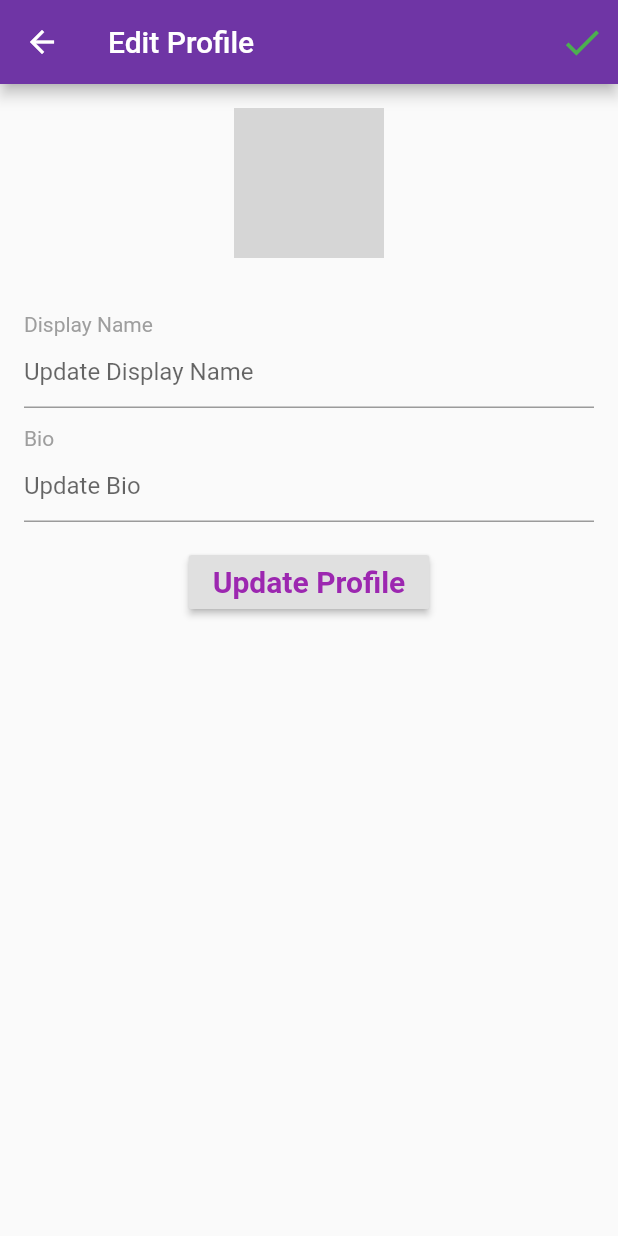
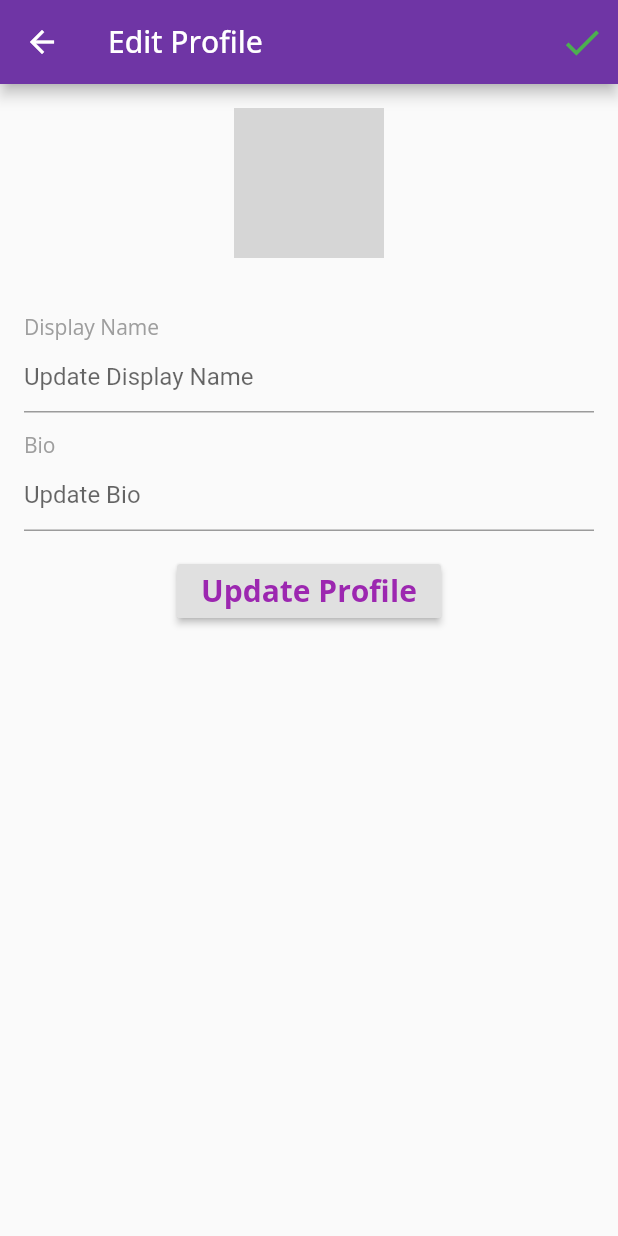
Before and after one commit to sidjmishra/Friend-Suggestion-on-Music, a Flutter app: the EditProfile screen opened directly with empty values, on a phone screen of 412 x 824 dp. Run offline on Flutter 3.47's test engine with Material 2 defaults, Android fonts, the phone set to English and light mode, and no system bars; our stand-ins replace cached_network_image, cloud_firestore, dio, firebase_auth, firebase_core, firebase_messaging and 9 more; missing offline and left inert: spotify_sdk; accounts and stored records are empty; network calls fail; grey boxes are pictures that could not be loaded.

Commit message:
Font Change

```diff
--- a/spotify_music_auth/lib/components/roundedbutton.dart
+++ b/spotify_music_auth/lib/components/roundedbutton.dart
@@ -1,4 +1,5 @@
 import 'package:flutter/material.dart';
+import 'package:google_fonts/google_fonts.dart';
 import 'package:spotify_music_auth/constants/constants.dart';
 
 class RoundedButton extends StatelessWidget {
@@ -29,7 +30,7 @@ class RoundedButton extends StatelessWidget {
         child: Center(
           child: Text(
             text,
-            style: TextStyle(
+            style: GoogleFonts.openSans(
               color: textColor,
               fontSize: 14,
               fontWeight: FontWeight.w500,
--- a/spotify_music_auth/lib/screens/profile/editprofile.dart
+++ b/spotify_music_auth/lib/screens/profile/editprofile.dart
@@ -3,6 +3,7 @@
 import 'package:cached_network_image/cached_network_image.dart';
 import 'package:cloud_firestore/cloud_firestore.dart';
 import "package:flutter/material.dart";
+import 'package:google_fonts/google_fonts.dart';
 import 'package:spotify_music_auth/constants/constants.dart';
 import 'package:spotify_music_auth/models/users.dart';
 
@@ -53,11 +54,13 @@ class _EditProfileState extends State<EditProfile> {
     return Column(
       crossAxisAlignment: CrossAxisAlignment.start,
       children: [
-        const Padding(
-          padding: EdgeInsets.only(top: 12.0),
+        Padding(
+          padding: const EdgeInsets.only(top: 12.0),
           child: Text(
             'Display Name',
-            style: TextStyle(color: Colors.grey),
+            style: GoogleFonts.openSans(
+              color: Colors.grey,
+            ),
           ),
         ),
         TextField(
@@ -74,12 +77,14 @@ class _EditProfileState extends State<EditProfile> {
   Column buildBioNameField() {
     return Column(
       crossAxisAlignment: CrossAxisAlignment.start,
-      children: <Widget>[
-        const Padding(
-          padding: EdgeInsets.only(top: 12.0),
+      children: [
+        Padding(
+          padding: const EdgeInsets.only(top: 12.0),
           child: Text(
             'Bio',
-            style: TextStyle(color: Colors.grey),
+            style: GoogleFonts.openSans(
+              color: Colors.grey,
+            ),
           ),
         ),
         TextField(
@@ -112,7 +117,11 @@ class _EditProfileState extends State<EditProfile> {
         'displayName': displayNameController.text,
         'bio': bioController.text,
       });
-      SnackBar snackbar = const SnackBar(content: Text('Profile Updated'));
+      SnackBar snackbar = SnackBar(
+          content: Text(
+        'Profile Updated',
+        style: GoogleFonts.openSans(),
+      ));
       _scaffoldKey.currentState!.showSnackBar(snackbar);
     }
   }
@@ -123,9 +132,9 @@ class _EditProfileState extends State<EditProfile> {
       key: _scaffoldKey,
       appBar: AppBar(
         backgroundColor: kPrimaryColor,
-        title: const Text(
+        title: Text(
           'Edit Profile',
-          style: TextStyle(
+          style: GoogleFonts.openSans(
             color: Colors.white,
           ),
         ),
@@ -174,7 +183,7 @@ class _EditProfileState extends State<EditProfile> {
                         onPressed: updateProfileData,
                         child: Text(
                           'Update Profile',
-                          style: TextStyle(
+                          style: GoogleFonts.openSans(
                             color: Theme.of(context).primaryColor,
                             fontSize: 20.0,
                             fontWeight: FontWeight.bold,
```
Also changed, not shown: spotify_music_auth/lib/components/alreadyhaveaccount.dart (+5 -2 lines), spotify_music_auth/lib/components/post.dart (+23 -9 lines), spotify_music_auth/lib/screens/chats/chatscreen.dart (+17 -6 lines), spotify_music_auth/lib/screens/player.dart (+32 -8 lines), spotify_music_auth/lib/screens/signup.dart (+9 -4 lines), spotify_music_auth/lib/services/spotifyauth.dart (+30 -8 lines).
